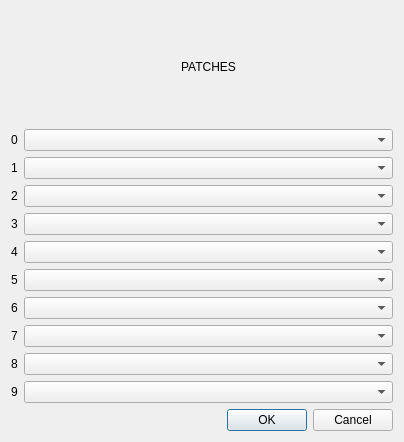
First picture: the form in channelsdlg.ui, repository Warchild33/FormantSynth, before the edit.
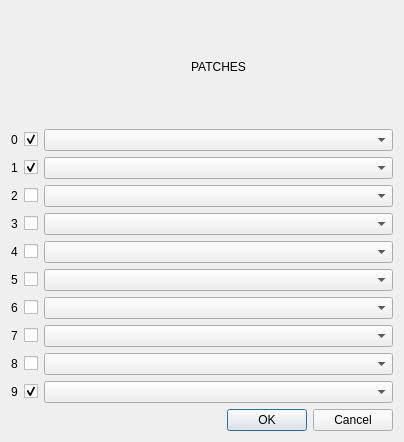
Second picture: the form after the edit.

Diff of the .ui file:
```diff
--- a/channelsdlg.ui
+++ b/channelsdlg.ui
@@ -14,36 +14,6 @@
    <string>Dialog</string>
   </property>
   <layout class="QGridLayout" name="gridLayout">
-   <item row="2" column="1">
-    <widget class="QComboBox" name="comboBox1"/>
-   </item>
-   <item row="1" column="0">
-    <widget class="QLabel" name="label">
-     <property name="text">
-      <string>0</string>
-     </property>
-    </widget>
-   </item>
-   <item row="7" column="0">
-    <widget class="QLabel" name="label_15">
-     <property name="text">
-      <string>6</string>
-     </property>
-    </widget>
-   </item>
-   <item row="7" column="1">
-    <widget class="QComboBox" name="comboBox6"/>
-   </item>
-   <item row="8" column="0">
-    <widget class="QLabel" name="label_16">
-     <property name="text">
-      <string>7</string>
-     </property>
-    </widget>
-   </item>
-   <item row="8" column="1">
-    <widget class="QComboBox" name="comboBox7"/>
-   </item>
    <item row="9" column="0">
     <widget class="QLabel" name="label_17">
      <property name="text">
@@ -51,7 +21,17 @@
      </property>
     </widget>
    </item>
-   <item row="11" column="1">
+   <item row="4" column="2">
+    <widget class="QComboBox" name="comboBox3"/>
+   </item>
+   <item row="6" column="0">
+    <widget class="QLabel" name="label_14">
+     <property name="text">
+      <string>5</string>
+     </property>
+    </widget>
+   </item>
+   <item row="11" column="2">
     <widget class="QDialogButtonBox" name="buttonBox">
      <property name="orientation">
       <enum>Qt::Horizontal</enum>
@@ -61,39 +41,13 @@
      </property>
     </widget>
    </item>
-   <item row="4" column="0">
-    <widget class="QLabel" name="label_12">
+   <item row="8" column="0">
+    <widget class="QLabel" name="label_16">
      <property name="text">
-      <string>3</string>
+      <string>7</string>
      </property>
     </widget>
    </item>
-   <item row="4" column="1">
-    <widget class="QComboBox" name="comboBox3"/>
-   </item>
-   <item row="6" column="0">
-    <widget class="QLabel" name="label_14">
-     <property name="text">
-      <string>5</string>
-     </property>
-    </widget>
-   </item>
-   <item row="6" column="1">
-    <widget class="QComboBox" name="comboBox5"/>
-   </item>
-   <item row="1" column="1">
-    <widget class="QComboBox" name="comboBox0"/>
-   </item>
-   <item row="3" column="0">
-    <widget class="QLabel" name="label_11">
-     <property name="text">
-      <string>2</string>
-     </property>
-    </widget>
-   </item>
-   <item row="3" column="1">
-    <widget class="QComboBox" name="comboBox2"/>
-   </item>
    <item row="2" column="0">
     <widget class="QLabel" name="label_10">
      <property name="text">
@@ -108,12 +62,25 @@
      </property>
     </widget>
    </item>
-   <item row="5" column="1">
+   <item row="7" column="2">
+    <widget class="QComboBox" name="comboBox6"/>
+   </item>
+   <item row="2" column="2">
+    <widget class="QComboBox" name="comboBox1"/>
+   </item>
+   <item row="5" column="2">
     <widget class="QComboBox" name="comboBox4"/>
    </item>
-   <item row="9" column="1">
+   <item row="9" column="2">
     <widget class="QComboBox" name="comboBox8"/>
    </item>
+   <item row="4" column="0">
+    <widget class="QLabel" name="label_12">
+     <property name="text">
+      <string>3</string>
+     </property>
+    </widget>
+   </item>
    <item row="10" column="0">
     <widget class="QLabel" name="label_18">
      <property name="text">
@@ -121,10 +88,36 @@
      </property>
     </widget>
    </item>
-   <item row="10" column="1">
+   <item row="10" column="2">
     <widget class="QComboBox" name="comboBox9"/>
    </item>
-   <item row="0" column="1">
+   <item row="8" column="2">
+    <widget class="QComboBox" name="comboBox7"/>
+   </item>
+   <item row="1" column="0">
+    <widget class="QLabel" name="label">
+     <property name="text">
+      <string>0</string>
+     </property>
+    </widget>
+   </item>
+   <item row="3" column="0">
+    <widget class="QLabel" name="label_11">
+     <property name="text">
+      <string>2</string>
+     </property>
+    </widget>
+   </item>
+   <item row="3" column="2">
+    <widget class="QComboBox" name="comboBox2"/>
+   </item>
+   <item row="6" column="2">
+    <widget class="QComboBox" name="comboBox5"/>
+   </item>
+   <item row="1" column="2">
+    <widget class="QComboBox" name="comboBox0"/>
+   </item>
+   <item row="0" column="2">
     <widget class="QLabel" name="label_19">
      <property name="text">
       <string>PATCHES</string>
@@ -134,6 +127,92 @@
      </property>
     </widget>
    </item>
+   <item row="7" column="0">
+    <widget class="QLabel" name="label_15">
+     <property name="text">
+      <string>6</string>
+     </property>
+    </widget>
+   </item>
+   <item row="1" column="1">
+    <widget class="QCheckBox" name="checkBox_1">
+     <property name="text">
+      <string/>
+     </property>
+     <property name="checked">
+      <bool>true</bool>
+     </property>
+    </widget>
+   </item>
+   <item row="2" column="1">
+    <widget class="QCheckBox" name="checkBox_2">
+     <property name="text">
+      <string/>
+     </property>
+     <property name="checked">
+      <bool>true</bool>
+     </property>
+    </widget>
+   </item>
+   <item row="3" column="1">
+    <widget class="QCheckBox" name="checkBox_3">
+     <property name="text">
+      <string/>
+     </property>
+    </widget>
+   </item>
+   <item row="4" column="1">
+    <widget class="QCheckBox" name="checkBox_4">
+     <property name="text">
+      <string/>
+     </property>
+    </widget>
+   </item>
+   <item row="5" column="1">
+    <widget class="QCheckBox" name="checkBox_5">
+     <property name="text">
+      <string/>
+     </property>
+    </widget>
+   </item>
+   <item row="6" column="1">
+    <widget class="QCheckBox" name="checkBox_6">
+     <property name="text">
+      <string/>
+     </property>
+    </widget>
+   </item>
+   <item row="7" column="1">
+    <widget class="QCheckBox" name="checkBox_7">
+     <property name="text">
+      <string/>
+     </property>
+    </widget>
+   </item>
+   <item row="8" column="1">
+    <widget class="QCheckBox" name="checkBox_8">
+     <property name="text">
+      <string/>
+     </property>
+    </widget>
+   </item>
+   <item row="9" column="1">
+    <widget class="QCheckBox" name="checkBox_9">
+     <property name="text">
+      <string/>
+     </property>
+    </widget>
+   </item>
+   <item row="10" column="1">
+    <widget class="QCheckBox" name="checkBox_10">
+     <property name="text">
+      <string/>
+     </property>
+     <property name="checked">
+      <bool>true</bool>
+     </property>
+    </widget>
+   </item>
   </layout>
  </widget>
  <resources/>
```
